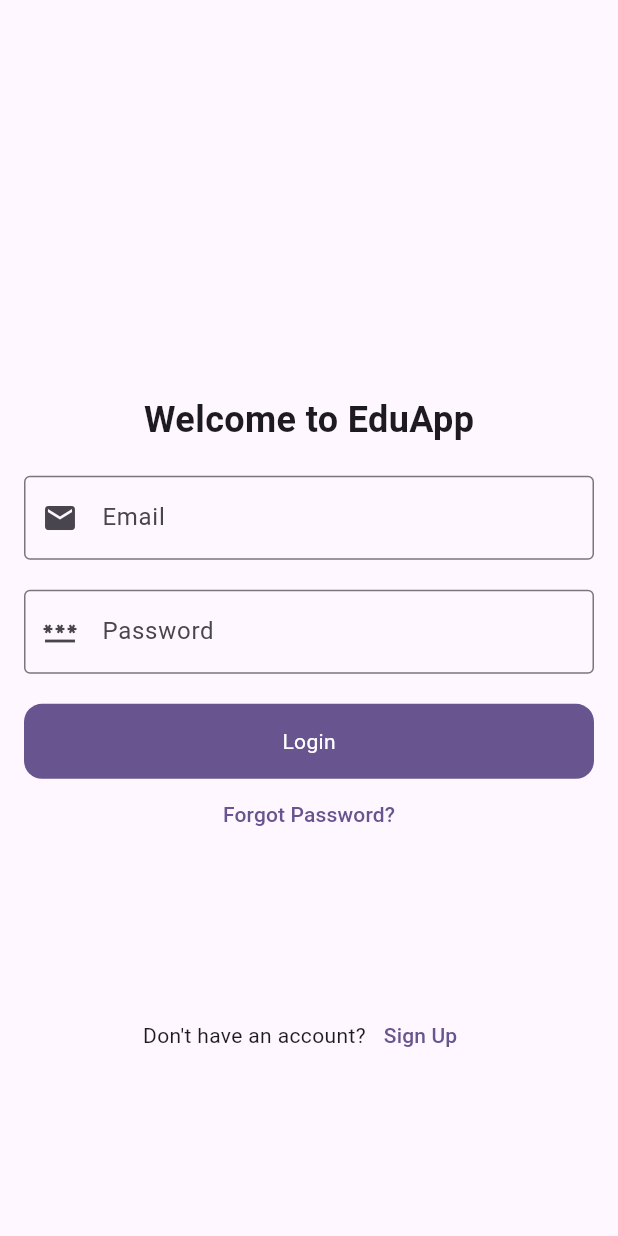
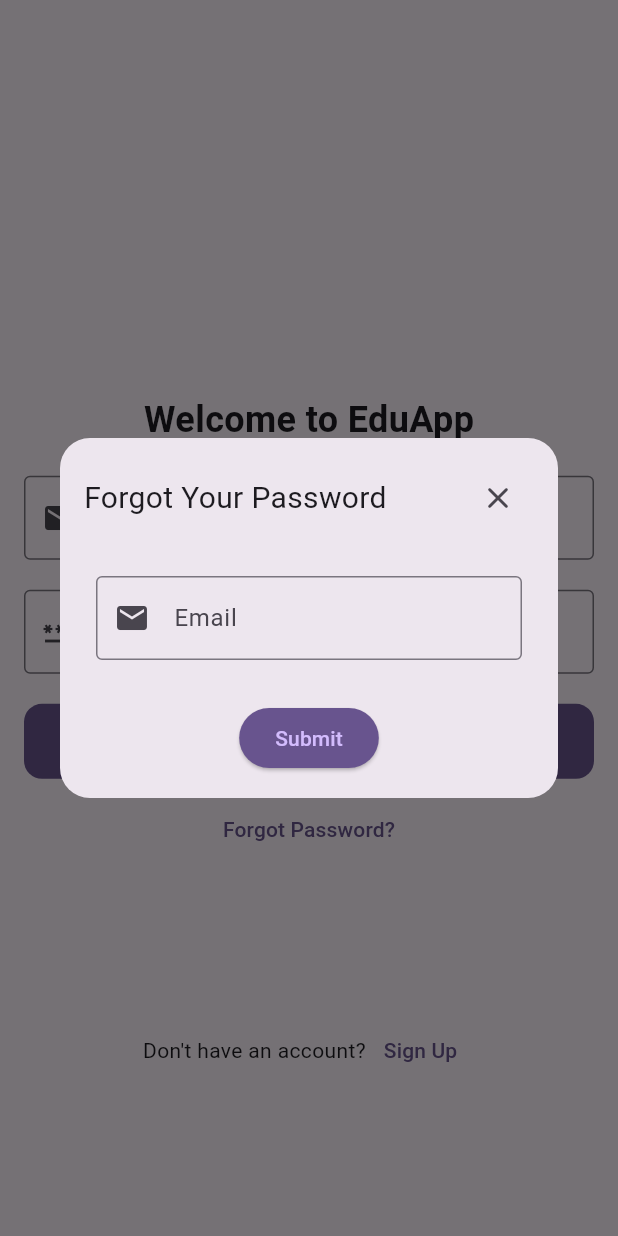
Before and after one commit to TheNoob51/OrbitChat-App, a Flutter app: the screen it shows after launch, after a tap on "Forgot Password?", on a phone screen of 412 x 824 dp. Run offline on Flutter 3.47's test engine with Material 3 defaults, Android fonts, the light colour scheme and no system bars; our stand-ins replace cloud_firestore, firebase_auth, firebase_core, fluttertoast, gap; accounts and stored records are empty.

Commit message:
forget password generation

```diff
--- /dev/null
+++ b/lib/Login Page/Forget Password/forget_password.dart
@@ -0,0 +1,106 @@
+import 'package:devfolio_genai/Widgets/textfield_login.dart';
+import 'package:firebase_auth/firebase_auth.dart';
+import 'package:flutter/material.dart';
+import 'package:fluttertoast/fluttertoast.dart';
+import 'package:gap/gap.dart';
+
+class ForgotPassword extends StatefulWidget {
+  const ForgotPassword({super.key});
+
+  @override
+  State<ForgotPassword> createState() => _ForgotPasswordState();
+}
+
+class _ForgotPasswordState extends State<ForgotPassword> {
+  final TextEditingController emailController = TextEditingController();
+  final auth = FirebaseAuth.instance;
+  @override
+  Widget build(BuildContext context) {
+    return TextButton(
+      onPressed: () {
+        fpdialogBox(context);
+      },
+      child: Text(
+        'Forgot Password?',
+        style: TextStyle(color: Theme.of(context).colorScheme.primary),
+      ),
+    );
+  }
+
+  void fpdialogBox(BuildContext context) {
+    showDialog(
+      context: context,
+      builder: (BuildContext context) {
+        return Dialog(
+          shape: RoundedRectangleBorder(
+            borderRadius: BorderRadius.circular(20),
+          ),
+          child: Container(
+            padding: const EdgeInsets.all(16),
+            child: Column(
+              mainAxisSize: MainAxisSize.min,
+              children: [
+                Row(
+                  mainAxisAlignment: MainAxisAlignment.spaceBetween,
+                  children: [
+                    const Align(
+                      alignment: Alignment.centerLeft,
+                      child: Text(
+                        'Forgot Your Password',
+                        textAlign: TextAlign.left,
+                        style: TextStyle(fontSize: 20),
+                      ),
+                    ),
+                    Align(
+                      alignment: Alignment.centerRight,
+                      child: IconButton(
+                          onPressed: () {
+                            Navigator.pop(context);
+                          },
+                          icon: const Icon(Icons.close_rounded)),
+                    )
+                  ],
+                ),
+                const Gap(20),
+                Padding(
+                  padding: EdgeInsets.all(8.0),
+                  child: TextFieldForLogin(
+                      label: "Email",
+                      iconfor: Icons.email,
+                      textEditingController: emailController,
+                      isPass: false),
+                ),
+                const Gap(20),
+                ElevatedButton(
+                  style: ElevatedButton.styleFrom(
+                    backgroundColor: Theme.of(context).colorScheme.primary,
+                  ),
+                  onPressed: () async {
+                    await auth
+                        .sendPasswordResetEmail(email: emailController.text)
+                        .then((value) {
+                      Fluttertoast.showToast(
+                          backgroundColor:
+                              Theme.of(context).colorScheme.secondary,
+                          msg: 'Password reset link sent to your email',
+                          gravity: ToastGravity.BOTTOM);
+                      Navigator.pop(context);
+                    }).onError((error, stackTrace) {
+                      Fluttertoast.showToast(
+                          backgroundColor: Theme.of(context).colorScheme.error,
+                          msg: error.toString(),
+                          gravity: ToastGravity.BOTTOM);
+                    });
+                  },
+                  child: Text('Submit',
+                      style: TextStyle(
+                          color: Theme.of(context).colorScheme.inversePrimary)),
+                ),
+              ],
+            ),
+          ),
+        );
+      },
+    );
+  }
+}
--- a/lib/Login Page/loginpage.dart
+++ b/lib/Login Page/loginpage.dart
@@ -1,5 +1,6 @@
 import 'package:devfolio_genai/Firebase%20Authentication/authentication.dart';
 import 'package:devfolio_genai/HomePage/homepage.dart';
+import 'package:devfolio_genai/Login%20Page/Forget%20Password/forget_password.dart';
 import 'package:devfolio_genai/Widgets/button.dart';
 import 'package:devfolio_genai/Widgets/textfield_login.dart';
 import 'package:devfolio_genai/Sign%20Up/signup.dart';
@@ -54,6 +55,8 @@
     }
   }
 
+  final String forget = 'Forgot Password';
+
   @override
   Widget build(BuildContext context) {
     return Scaffold(
@@ -84,12 +87,8 @@
               ),
               const Gap(20),
               ButtonUI(name: "Login", onPressed: loginUser),
-              TextButton(
-                onPressed: () {
-                  // Handle forgot password logic here
-                },
-                child: const Text('Forgot Password?'),
-              ),
+              const Gap(10),
+              ForgotPassword(),
               Gap(MediaQuery.of(context).size.height * 0.12),
               Row(
                 mainAxisAlignment: MainAxisAlignment.center,
```
